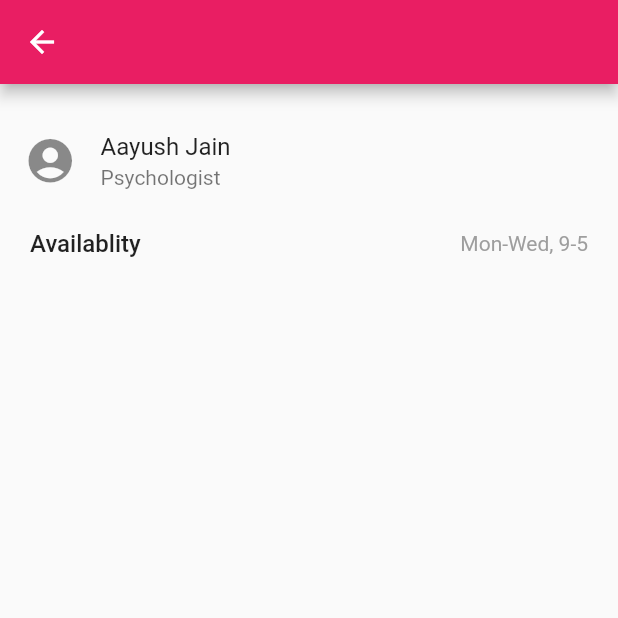
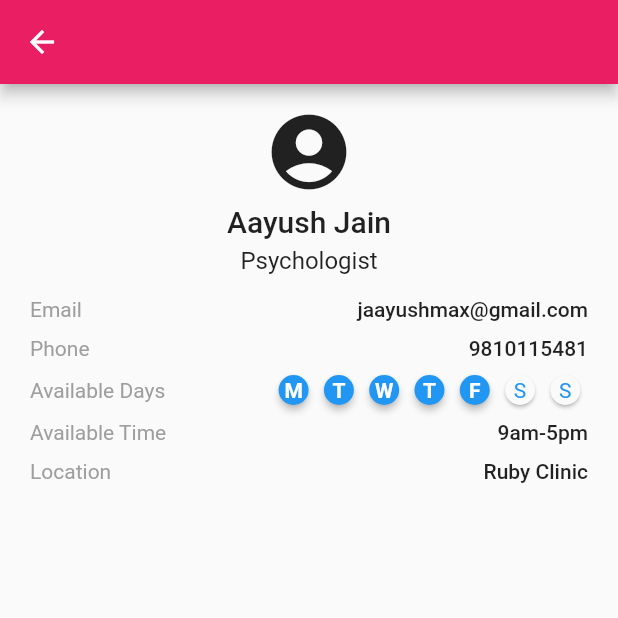
Before and after one commit to gibsonjackson/adherence_admin, a Flutter app: the DoctorPage screen opened directly, on a phone screen of 412 x 824 dp, the top half of it. Run offline on Flutter 3.47's test engine with Material 2 defaults, Android fonts, the phone set to English and light mode, and no system bars; drawn by our look-alikes of weekday_selector; missing offline and left inert: flutter_boom_menu.

Commit message:
add doctpr

```diff
--- /dev/null
+++ b/lib/src/features/home/presentation/pages/indi_pages/doctor_page.dart
@@ -0,0 +1,89 @@
+import 'package:adherence_admin/src/utils/res/colors.dart';
+import 'package:flutter/material.dart';
+import 'package:weekday_selector/weekday_selector.dart';
+
+class DoctorPage extends StatelessWidget {
+  final values = [
+    false, // Sunday
+    true, // Monday
+    true, // Tuesday
+    true, // Wednesday
+    true, // Thursday
+    true, // Friday
+    false, // Saturday
+  ];
+  @override
+  Widget build(BuildContext context) {
+    return Scaffold(
+      appBar: AppBar(),
+      body: Column(
+        children: [
+          SizedBox(height: 15),
+          Icon(
+            Icons.account_circle,
+            size: 60,
+          ),
+          SizedBox(height: 5),
+          Text(
+            "Aayush Jain",
+            style: Theme.of(context).textTheme.headline6.copyWith(),
+          ),
+          SizedBox(height: 5),
+          Text(
+            "Psychologist",
+            style: Theme.of(context).textTheme.subtitle1.copyWith(),
+          ),
+          SizedBox(height: 15),
+          _tableRow("Email", "jaayushmax@gmail.com"),
+          _tableRow("Phone", "9810115481"),
+          _tableRow("Available Days", "Mon-Wed, 9-5", isWeekVisible: true),
+          _tableRow("Available Time", "9am-5pm"),
+          _tableRow("Location", "Ruby Clinic"),
+        ],
+      ),
+    );
+  }
+
+  Widget _tableRow(String title, String val, {bool isWeekVisible = false}) {
+    return Padding(
+      padding: const EdgeInsets.symmetric(horizontal: 20),
+      child: Column(
+        children: [
+          Row(
+            mainAxisAlignment: MainAxisAlignment.spaceBetween,
+            children: [
+              Text(
+                title,
+                style: TextStyle(
+                  color: grey,
+                ),
+              ),
+              isWeekVisible
+                  ? Expanded(
+                      child: FractionallySizedBox(
+                        alignment: Alignment.centerRight,
+                        //FIXME for websites 1/3 is a good ratio
+                        widthFactor: 7.5 / 10,
+                        child: SizedBox(
+                          height: 20,
+                          child: WeekdaySelector(
+                            onChanged: (int day) {},
+                            values: values,
+                          ),
+                        ),
+                      ),
+                    )
+                  : Text(
+                      val,
+                      style: TextStyle(
+                        fontWeight: FontWeight.w500,
+                      ),
+                    ),
+            ],
+          ),
+          SizedBox(height: 10),
+        ],
+      ),
+    );
+  }
+}
--- a/lib/src/features/home/presentation/widgets/cards/doctors_card.dart
+++ b/lib/src/features/home/presentation/widgets/cards/doctors_card.dart
@@ -1,4 +1,4 @@
-import 'package:adherence_admin/src/features/home/presentation/widgets/pages/doctor_page.dart';
+import 'package:adherence_admin/src/features/home/presentation/pages/indi_pages/doctor_page.dart';
 import 'package:flutter/material.dart';
 
 class DoctorsCard extends StatelessWidget {
@@ -7,7 +7,9 @@ class DoctorsCard extends StatelessWidget {
     openDoctorPage() {
       Navigator.push(
         context,
-        MaterialPageRoute(builder: (context) => DoctorPage()),
+        MaterialPageRoute(
+          builder: (context) => DoctorPage(),
+        ),
       );
     }
 
--- a/lib/src/features/home/presentation/widgets/pages/doctor_page.dart
+++ /dev/null
@@ -1,52 +0,0 @@
-import 'package:adherence_admin/src/utils/res/colors.dart';
-import 'package:flutter/material.dart';
-
-class DoctorPage extends StatelessWidget {
-  @override
-  Widget build(BuildContext context) {
-    return Scaffold(
-      appBar: AppBar(),
-      body: Column(
-        children: [
-          SizedBox(height: 15),
-          ListTile(
-            title: Text("Aayush Jain"),
-            subtitle: Text("Psychologist"),
-            leading: Column(
-              mainAxisAlignment: MainAxisAlignment.center,
-              children: [
-                Icon(
-                  Icons.account_circle,
-                  size: 35,
-                ),
-              ],
-            ),
-            minLeadingWidth: 0,
-          ),
-          SizedBox(height: 10),
-          Padding(
-            padding: const EdgeInsets.symmetric(horizontal: 20),
-            child: Row(
-              mainAxisAlignment: MainAxisAlignment.spaceBetween,
-              children: [
-                Text(
-                  "Availablity",
-                  style: TextStyle(
-                    fontSize: 16,
-                    fontWeight: FontWeight.w500,
-                  ),
-                ),
-                Text(
-                  "Mon-Wed, 9-5",
-                  style: TextStyle(
-                    color: grey,
-                  ),
-                ),
-              ],
-            ),
-          ),
-        ],
-      ),
-    );
-  }
-}
--- a/pubspec.yaml
+++ b/pubspec.yaml
@@ -24,6 +24,8 @@ dependencies:
   flutter:
     sdk: flutter
   flutter_boom_menu: ^1.0.2
+  weekday_selector: ^1.0.0
+  intl: ^0.17.0
 
   # The following adds the Cupertino Icons font to your application.
   # Use with the CupertinoIcons class for iOS style icons.
```
Also changed, not shown: lib/src/features/home/presentation/pages/add_pages/add_doctor.dart (added, +239 -0 lines), lib/src/features/home/presentation/pages/homepage.dart (+11 -1 lines).
